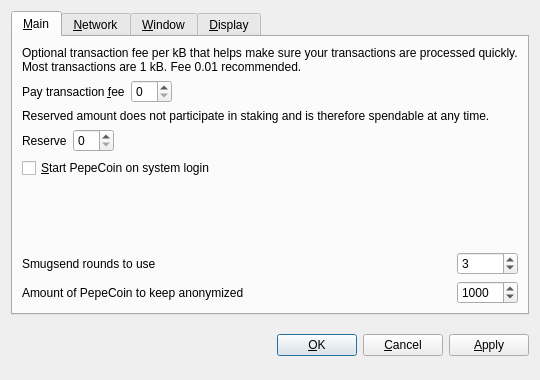
Old version of the form src/qt/forms/optionsdialog.ui in the repository projectmemetic/pepecoin.
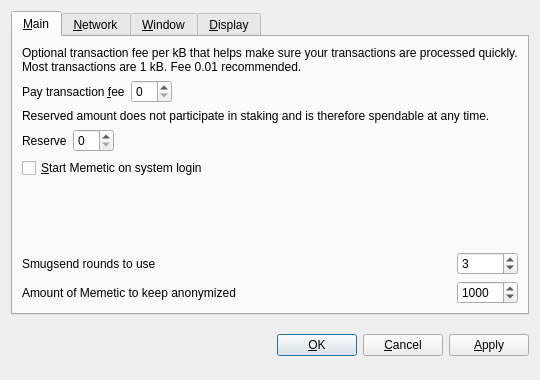
New version of the form. The open tabs and pages were chosen to show the change. Custom widgets are drawn as their Qt base class.

Commit message: Rebrand Pepecoin to Memetic

```diff
--- a/src/qt/forms/optionsdialog.ui
+++ b/src/qt/forms/optionsdialog.ui
@@ -128,7 +128,7 @@
           <string>Automatically start PepeCoin after logging in to the system.</string>
          </property>
          <property name="text">
-          <string>&amp;Start PepeCoin on system login</string>
+          <string>&amp;Start Memetic on system login</string>
          </property>
         </widget>
        </item>
@@ -186,7 +186,7 @@
           <string notr="true"/>
          </property>
          <property name="text">
-          <string>Amount of PepeCoin to keep anonymized</string>
+          <string>Amount of Memetic to keep anonymized</string>
          </property>
         </widget>
        </item>
```
Left out of the diff: 10 changed lines with no effect on the pictures. The commit also changes 207 other files.
